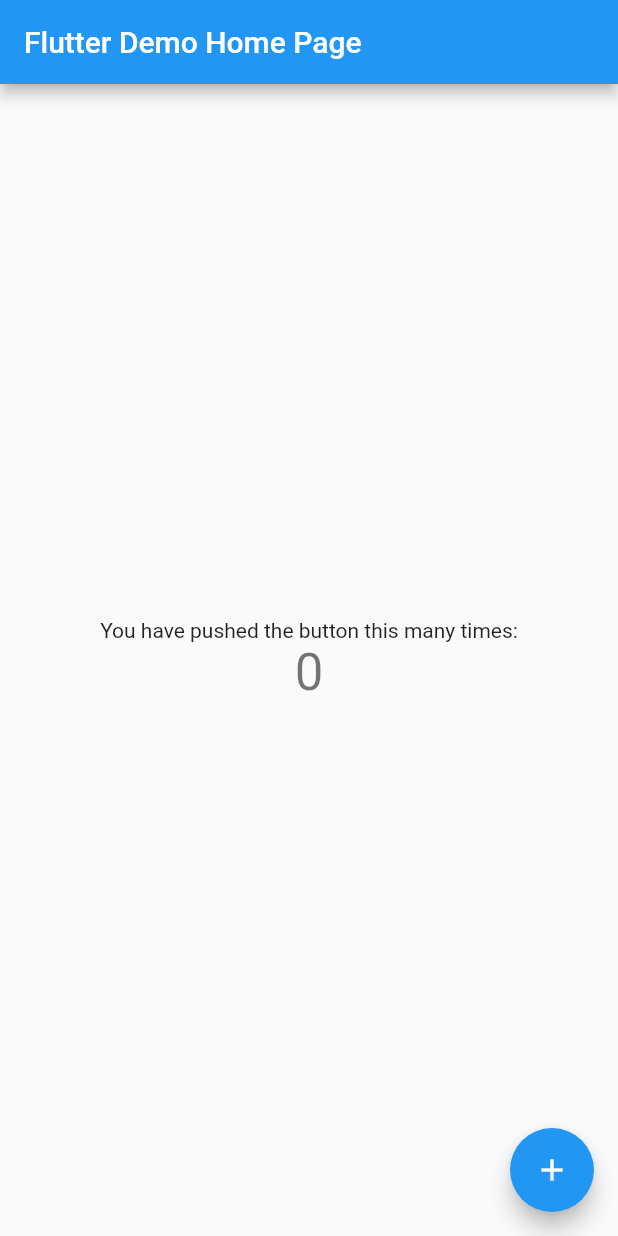
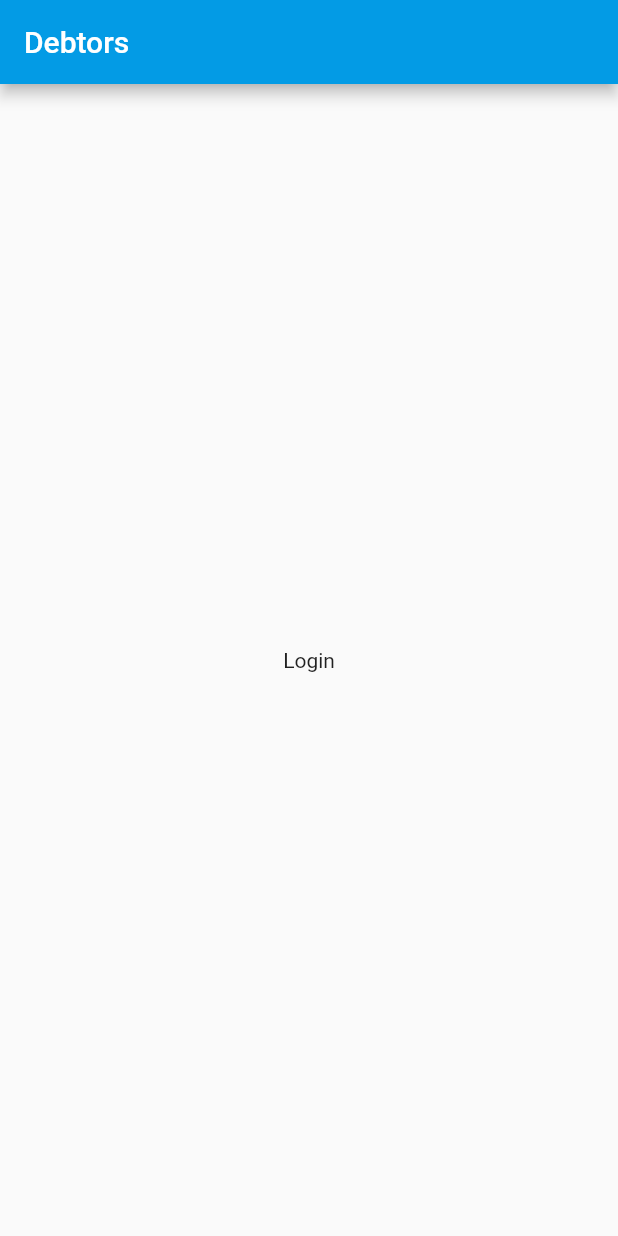
Before and after one commit to Khusinov/Debtorss, a Flutter app: the screen it shows after launch, on a phone screen of 412 x 824 dp. Run offline on Flutter 3.47's test engine with Material 2 defaults, Android fonts, the phone set to English and light mode, and no system bars.

Commit message:
Splash Screen and Home Page

```diff
--- a/lib/main.dart
+++ b/lib/main.dart
@@ -1,113 +1,11 @@
+import 'package:debtors/pages/splashscreen.dart';
+import 'package:flutter/material.dart';
+import 'package:flutter/widgets.dart';
 import 'package:flutter/material.dart';
 
-void main() {
-  runApp(MyApp());
-}
-
-class MyApp extends StatelessWidget {
-  // This widget is the root of your application.
-  @override
-  Widget build(BuildContext context) {
-    return MaterialApp(
-      title: 'Flutter Demo',
-      theme: ThemeData(
-        // This is the theme of your application.
-        //
-        // Try running your application with "flutter run". You'll see the
-        // application has a blue toolbar. Then, without quitting the app, try
-        // changing the primarySwatch below to Colors.green and then invoke
-        // "hot reload" (press "r" in the console where you ran "flutter run",
-        // or simply save your changes to "hot reload" in a Flutter IDE).
-        // Notice that the counter didn't reset back to zero; the application
-        // is not restarted.
-        primarySwatch: Colors.blue,
-      ),
-      home: MyHomePage(title: 'Flutter Demo Home Page'),
-    );
-  }
-}
-
-class MyHomePage extends StatefulWidget {
-  MyHomePage({Key key, this.title}) : super(key: key);
-
-  // This widget is the home page of your application. It is stateful, meaning
-  // that it has a State object (defined below) that contains fields that affect
-  // how it looks.
-
-  // This class is the configuration for the state. It holds the values (in this
-  // case the title) provided by the parent (in this case the App widget) and
-  // used by the build method of the State. Fields in a Widget subclass are
-  // always marked "final".
-
-  final String title;
-
-  @override
-  _MyHomePageState createState() => _MyHomePageState();
-}
-
-class _MyHomePageState extends State<MyHomePage> {
-  int _counter = 0;
-
-  void _incrementCounter() {
-    setState(() {
-      // This call to setState tells the Flutter framework that something has
-      // changed in this State, which causes it to rerun the build method below
-      // so that the display can reflect the updated values. If we changed
-      // _counter without calling setState(), then the build method would not be
-      // called again, and so nothing would appear to happen.
-      _counter++;
-    });
-  }
-
-  @override
-  Widget build(BuildContext context) {
-    // This method is rerun every time setState is called, for instance as done
-    // by the _incrementCounter method above.
-    //
-    // The Flutter framework has been optimized to make rerunning build methods
-    // fast, so that you can just rebuild anything that needs updating rather
-    // than having to individually change instances of widgets.
-    return Scaffold(
-      appBar: AppBar(
-        // Here we take the value from the MyHomePage object that was created by
-        // the App.build method, and use it to set our appbar title.
-        title: Text(widget.title),
-      ),
-      body: Center(
-        // Center is a layout widget. It takes a single child and positions it
-        // in the middle of the parent.
-        child: Column(
-          // Column is also a layout widget. It takes a list of children and
-          // arranges them vertically. By default, it sizes itself to fit its
-          // children horizontally, and tries to be as tall as its parent.
-          //
-          // Invoke "debug painting" (press "p" in the console, choose the
-          // "Toggle Debug Paint" action from the Flutter Inspector in Android
-          // Studio, or the "Toggle Debug Paint" command in Visual Studio Code)
-          // to see the wireframe for each widget.
-          //
-          // Column has various properties to control how it sizes itself and
-          // how it positions its children. Here we use mainAxisAlignment to
-          // center the children vertically; the main axis here is the vertical
-          // axis because Columns are vertical (the cross axis would be
-          // horizontal).
-          mainAxisAlignment: MainAxisAlignment.center,
-          children: <Widget>[
-            Text(
-              'You have pushed the button this many times:',
-            ),
-            Text(
-              '$_counter',
-              style: Theme.of(context).textTheme.headline4,
-            ),
-          ],
-        ),
-      ),
-      floatingActionButton: FloatingActionButton(
-        onPressed: _incrementCounter,
-        tooltip: 'Increment',
-        child: Icon(Icons.add),
-      ), // This trailing comma makes auto-formatting nicer for build methods.
-    );
-  }
-}
+void main() => runApp(MaterialApp(
+  theme:
+  ThemeData(primaryColor: Colors.red, accentColor: Colors.yellowAccent),
+  debugShowCheckedModeBanner: false,
+  home: SplashScreen(),
+));
--- /dev/null
+++ b/lib/pages/homepage.dart
@@ -0,0 +1,24 @@
+import 'package:flutter/material.dart';
+import 'package:debtors/main.dart';
+
+class HomePage extends StatefulWidget {
+  @override
+  _HomePageState createState() => _HomePageState();
+}
+
+class _HomePageState extends State<HomePage> {
+  @override
+  Widget build(BuildContext context) {
+    return Scaffold(
+      appBar: AppBar(
+        title: Text('Debtors'),
+        backgroundColor: Colors.lightBlue[600],
+      ),
+      body: Container(
+        child: Center(
+        child: Text('Login'),
+      ),
+      ),
+    );
+  }
+}
--- a/pubspec.yaml
+++ b/pubspec.yaml
@@ -45,8 +45,8 @@
   uses-material-design: true
 
   # To add assets to your application, add an assets section, like this:
-  # assets:
-  #   - images/a_dot_burr.jpeg
+  assets:
+  - assets/images/debtors2.png
   #   - images/a_dot_ham.jpeg
 
   # An image asset can refer to one or more resolution-specific "variants", see
```
Also changed, not shown: lib/pages/splashscreen.dart (added, +45 -0 lines), assets/images/debtors2.png (added), 1 other file.
